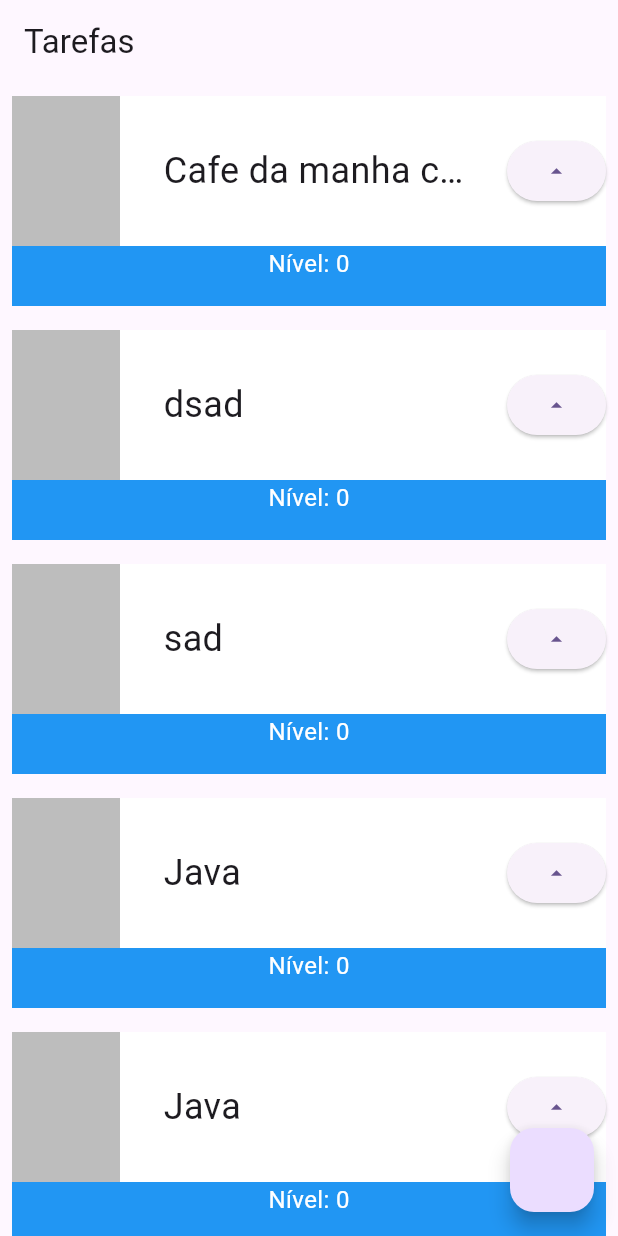
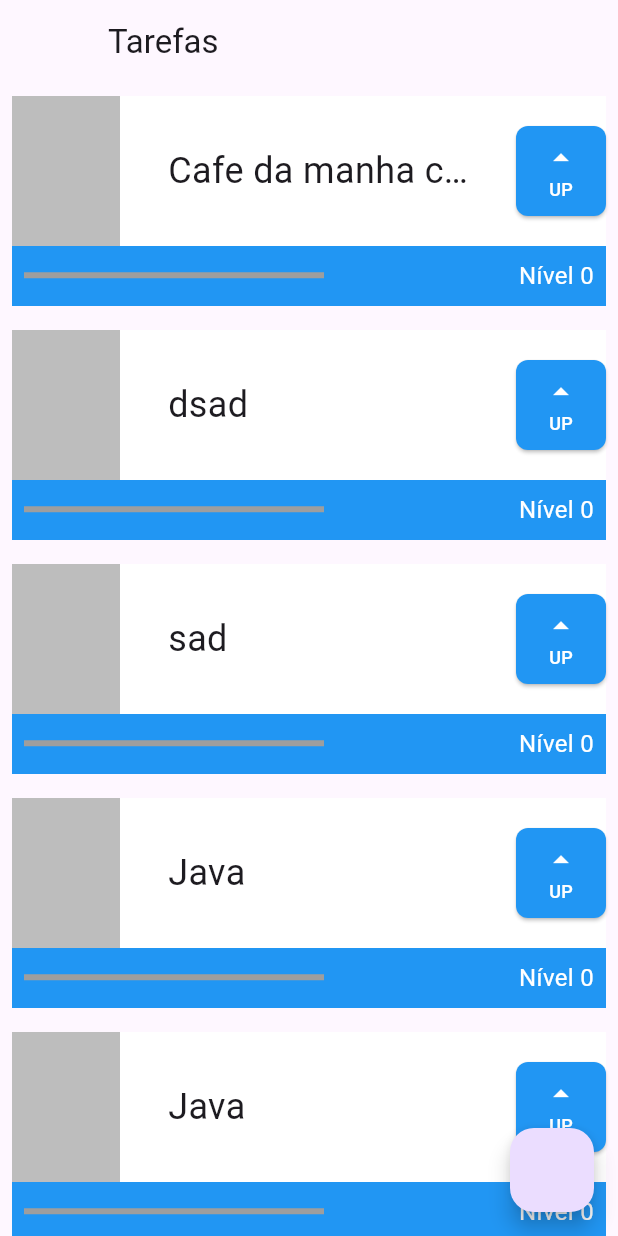
Before and after one commit to maxwelldantas/alura-projeto-flutter, a Flutter app: the screen it shows after launch, on a phone screen of 412 x 824 dp. Run offline on Flutter 3.47's test engine with Material 3 defaults, Android fonts, the phone set to English and light mode, and no system bars.

Commit message:
Adicionado leading e alterado widget para Stateful

```diff
--- a/lib/main.dart
+++ b/lib/main.dart
@@ -16,7 +16,7 @@ class MyApp extends StatelessWidget {
         colorScheme: ColorScheme.fromSeed(seedColor: Colors.deepPurple),
       ),
       home: Scaffold(
-        appBar: AppBar(title: Text('Tarefas')),
+        appBar: AppBar(leading: Container(), title: Text('Tarefas')),
         body: ListView(
           scrollDirection: Axis.vertical,
           children: [
--- a/lib/widgets/task.dart
+++ b/lib/widgets/task.dart
@@ -1,9 +1,16 @@
 import 'package:flutter/material.dart';
 
-class Task extends StatelessWidget {
+class Task extends StatefulWidget {
   final String nome;
 
   const Task(this.nome, {super.key});
+
+  @override
+  State<Task> createState() => _TaskState();
+}
+
+class _TaskState extends State<Task> {
+  int nivel = 0;
 
   @override
   Widget build(BuildContext context) {
@@ -24,23 +31,73 @@ class Task extends StatelessWidget {
                     SizedBox(
                       width: 200,
                       child: Text(
-                        nome,
+                        widget.nome,
                         style: TextStyle(
                           fontSize: 24,
                           overflow: TextOverflow.ellipsis,
                         ),
                       ),
                     ),
-                    ElevatedButton(
-                      onPressed: () {},
-                      child: Icon(Icons.arrow_drop_up),
+                    SizedBox(
+                      width: 60,
+                      height: 60,
+                      child: ElevatedButton(
+                        onPressed: () {
+                          setState(() {
+                            nivel++;
+                          });
+                        },
+                        style: ElevatedButton.styleFrom(
+                          backgroundColor: Colors.blue,
+                          padding: EdgeInsets.zero,
+                          shape: RoundedRectangleBorder(
+                            borderRadius: BorderRadius.circular(8),
+                          ),
+                        ),
+                        child: Column(
+                          mainAxisAlignment: MainAxisAlignment.center,
+                          children: [
+                            Icon(
+                              Icons.arrow_drop_up,
+                              size: 24,
+                              color: Colors.white,
+                            ),
+                            Text(
+                              'UP',
+                              style: TextStyle(
+                                fontSize: 12,
+                                color: Colors.white,
+                              ),
+                            ),
+                          ],
+                        ),
+                      ),
                     ),
                   ],
                 ),
               ),
-              Text(
-                'Nível: 0',
-                style: TextStyle(color: Colors.white, fontSize: 16),
+              Row(
+                mainAxisAlignment: MainAxisAlignment.spaceBetween,
+                children: [
+                  Padding(
+                    padding: const EdgeInsets.all(8.0),
+                    child: Container(
+                      width: 200,
+                      child: LinearProgressIndicator(
+                        value: nivel / 200,
+                        color: Colors.white,
+                        backgroundColor: Colors.grey,
+                      ),
+                    ),
+                  ),
+                  Padding(
+                    padding: const EdgeInsets.all(8.0),
+                    child: Text(
+                      'Nível $nivel',
+                      style: TextStyle(color: Colors.white, fontSize: 16),
+                    ),
+                  ),
+                ],
               ),
             ],
           ),
```
